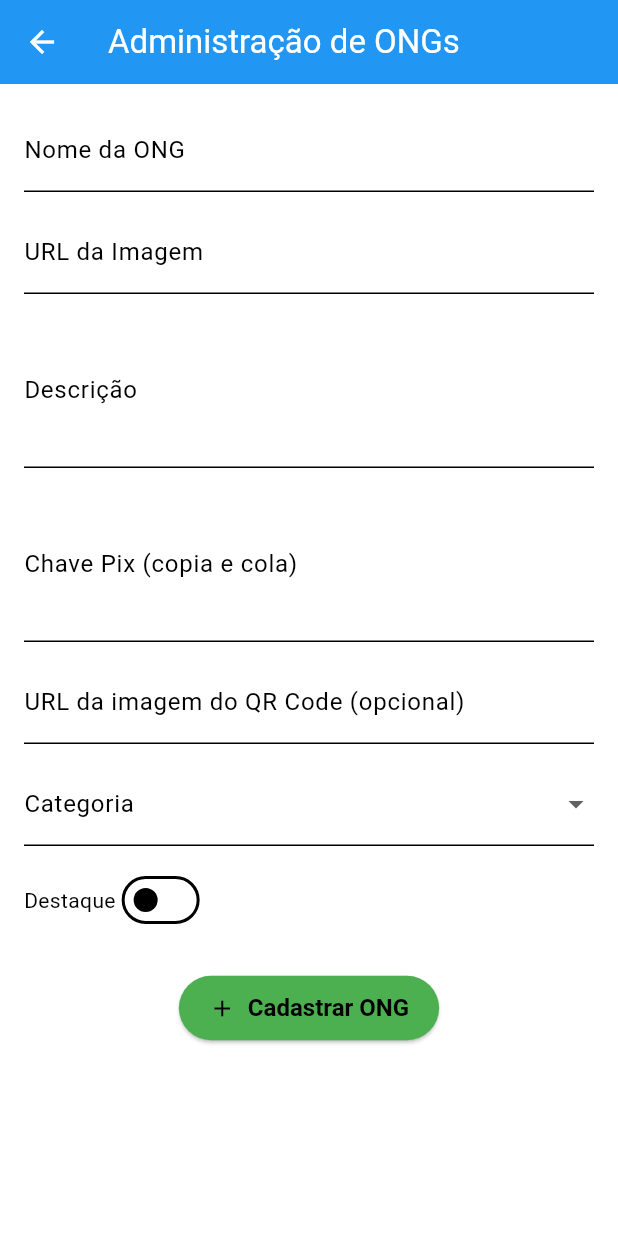
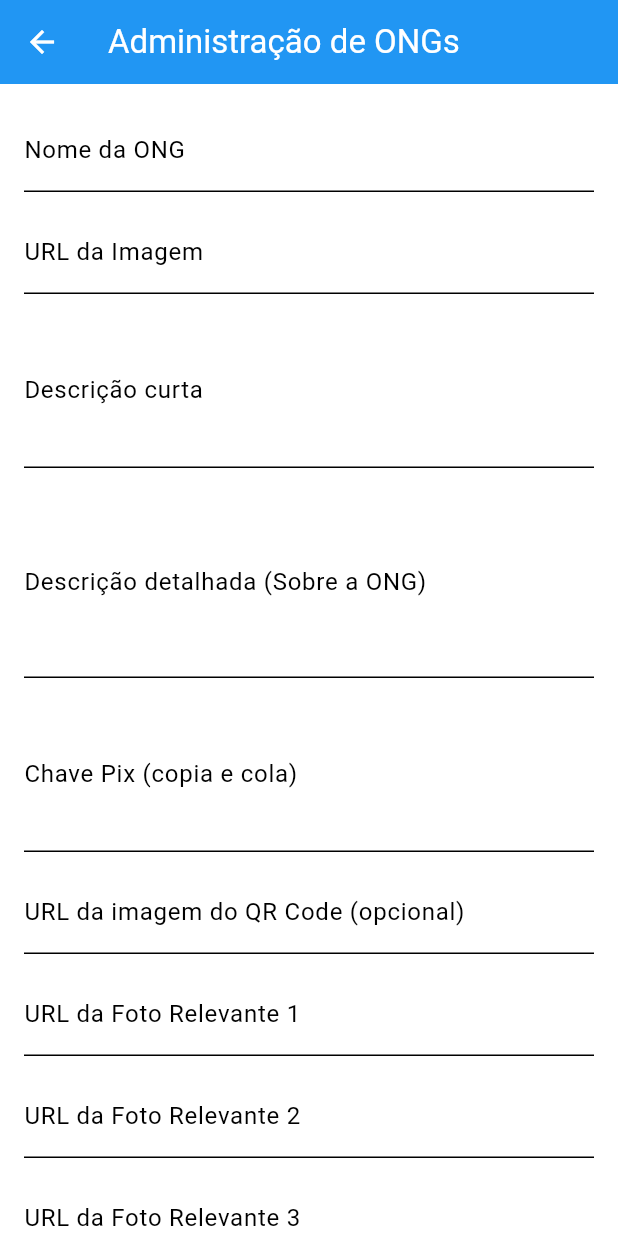
Before and after one commit to Amparo-Coletivo/fatec-dsm-pi-5sem, a Flutter app: the AdminPage screen opened by its route, on a phone screen of 412 x 824 dp. Run offline on Flutter 3.47's test engine with Material 3 defaults, Android fonts, the phone set to English and light mode, and no system bars; our stand-ins replace carousel_slider, logger, skeletonizer, supabase_flutter; accounts and stored records are empty.

Commit message:
Correção de alguns arquivos para ajustar conflito:
Banco de dados estava conflitando na tela de doações e portfólio. Além disso tambem foi implementada nova funcionalidade ao cadastrar ONG

```diff
--- a/Code/amparo_coletivo/lib/presentation/pages/admin_page.dart
+++ b/Code/amparo_coletivo/lib/presentation/pages/admin_page.dart
@@ -14,6 +14,10 @@ class _AdminPageState extends State<AdminPage> {
   final _descriptionController = TextEditingController();
   final _pixCodeController = TextEditingController();
   final _pixQrUrlController = TextEditingController();
+  final _sobreOngController = TextEditingController();
+  final _foto1Controller = TextEditingController();
+  final _foto2Controller = TextEditingController();
+  final _foto3Controller = TextEditingController();
 
   String? _categorySelecionada;
   bool _highlighted = false;
@@ -34,8 +38,12 @@ class _AdminPageState extends State<AdminPage> {
     final title = _titleController.text.trim();
     final imageUrl = _imageUrlController.text.trim();
     final description = _descriptionController.text.trim();
+    final sobreOng = _sobreOngController.text.trim();
     final pixCode = _pixCodeController.text.trim();
     final pixQrUrl = _pixQrUrlController.text.trim();
+    final foto1 = _foto1Controller.text.trim();
+    final foto2 = _foto2Controller.text.trim();
+    final foto3 = _foto3Controller.text.trim();
 
     if (title.isEmpty ||
         imageUrl.isEmpty ||
@@ -55,10 +63,14 @@ class _AdminPageState extends State<AdminPage> {
         'title': title,
         'image_url': imageUrl,
         'description': description,
+        'sobre_ong': sobreOng,
         'highlighted': _highlighted,
         'pix_copia_cola': pixCode,
         'pix_qrcode_url': pixQrUrl,
         'category': _categorySelecionada,
+        'foto_relevante1': foto1,
+        'foto_relevante2': foto2,
+        'foto_relevante3': foto3,
         'created_at': DateTime.now().toIso8601String(),
       });
 
@@ -75,8 +87,12 @@ class _AdminPageState extends State<AdminPage> {
     _titleController.clear();
     _imageUrlController.clear();
     _descriptionController.clear();
+    _sobreOngController.clear();
     _pixCodeController.clear();
     _pixQrUrlController.clear();
+    _foto1Controller.clear();
+    _foto2Controller.clear();
+    _foto3Controller.clear();
     setState(() {
       _highlighted = false;
       _categorySelecionada = null;
@@ -115,8 +131,15 @@ class _AdminPageState extends State<AdminPage> {
             const SizedBox(height: 12),
             TextField(
               controller: _descriptionController,
-              decoration: const InputDecoration(labelText: 'Descrição'),
+              decoration: const InputDecoration(labelText: 'Descrição curta'),
               maxLines: 3,
+            ),
+            const SizedBox(height: 12),
+            TextField(
+              controller: _sobreOngController,
+              decoration: const InputDecoration(
+                  labelText: 'Descrição detalhada (Sobre a ONG)'),
+              maxLines: 4,
             ),
             const SizedBox(height: 12),
             TextField(
@@ -130,6 +153,24 @@ class _AdminPageState extends State<AdminPage> {
               controller: _pixQrUrlController,
               decoration: const InputDecoration(
                   labelText: 'URL da imagem do QR Code (opcional)'),
+            ),
+            const SizedBox(height: 12),
+            TextField(
+              controller: _foto1Controller,
+              decoration:
+                  const InputDecoration(labelText: 'URL da Foto Relevante 1'),
+            ),
+            const SizedBox(height: 12),
+            TextField(
+              controller: _foto2Controller,
+              decoration:
+                  const InputDecoration(labelText: 'URL da Foto Relevante 2'),
+            ),
+            const SizedBox(height: 12),
+            TextField(
+              controller: _foto3Controller,
+              decoration:
+                  const InputDecoration(labelText: 'URL da Foto Relevante 3'),
             ),
             const SizedBox(height: 12),
             DropdownButtonFormField<String>(
```
Also changed, not shown: Code/amparo_coletivo/lib/presentation/pages/home_page.dart (+9 -13 lines).
